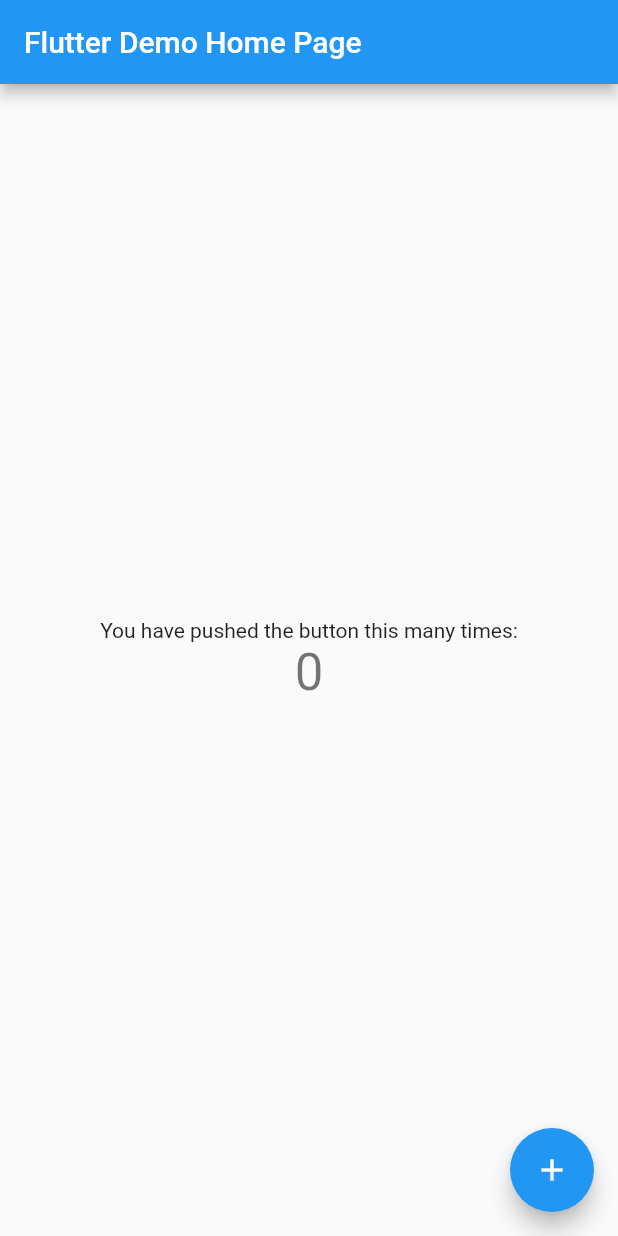
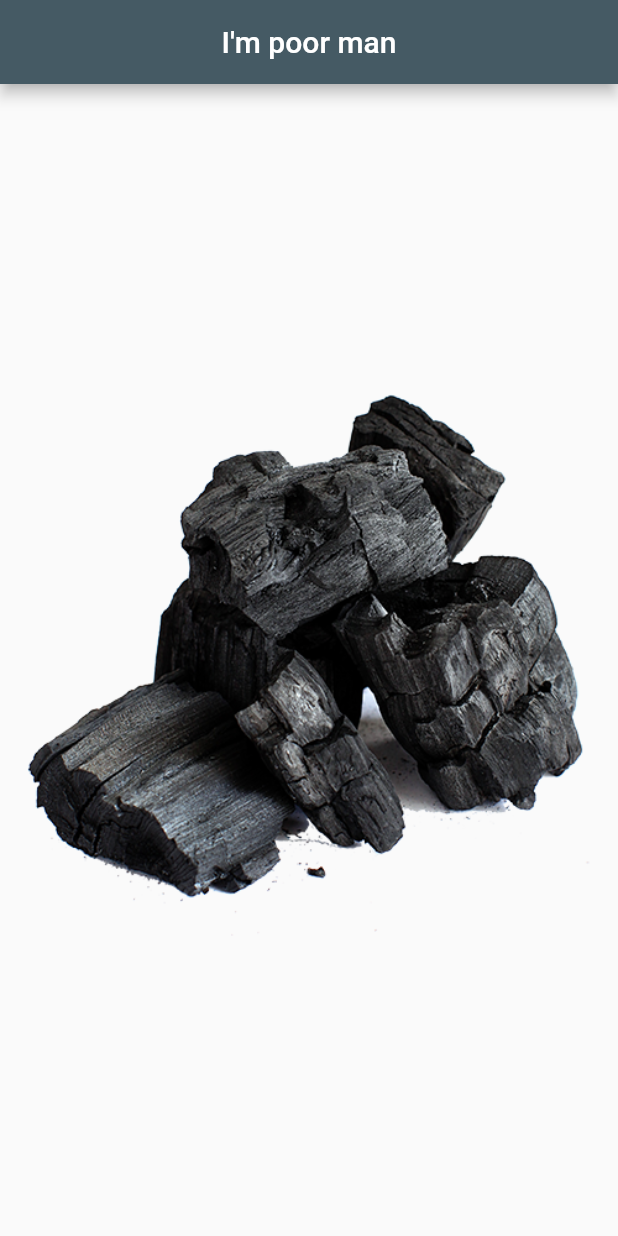
Before and after one commit to Tane10/Flutter-course-challenges, a Flutter app: the screen it shows after launch, on a phone screen of 412 x 824 dp. Run offline on Flutter 3.47's test engine with Material 2 defaults, Android fonts, the phone set to English and light mode, and no system bars.

Commit message:
simple im poor single screen

```diff
--- a/lib/main.dart
+++ b/lib/main.dart
@@ -1,117 +1,19 @@
 import 'package:flutter/material.dart';
 
 void main() {
-  runApp(MyApp());
-}
-
-class MyApp extends StatelessWidget {
-  // This widget is the root of your application.
-  @override
-  Widget build(BuildContext context) {
-    return MaterialApp(
-      title: 'Flutter Demo',
-      theme: ThemeData(
-        // This is the theme of your application.
-        //
-        // Try running your application with "flutter run". You'll see the
-        // application has a blue toolbar. Then, without quitting the app, try
-        // changing the primarySwatch below to Colors.green and then invoke
-        // "hot reload" (press "r" in the console where you ran "flutter run",
-        // or simply save your changes to "hot reload" in a Flutter IDE).
-        // Notice that the counter didn't reset back to zero; the application
-        // is not restarted.
-        primarySwatch: Colors.blue,
-        // This makes the visual density adapt to the platform that you run
-        // the app on. For desktop platforms, the controls will be smaller and
-        // closer together (more dense) than on mobile platforms.
-        visualDensity: VisualDensity.adaptivePlatformDensity,
-      ),
-      home: MyHomePage(title: 'Flutter Demo Home Page'),
-    );
-  }
-}
-
-class MyHomePage extends StatefulWidget {
-  MyHomePage({Key key, this.title}) : super(key: key);
-
-  // This widget is the home page of your application. It is stateful, meaning
-  // that it has a State object (defined below) that contains fields that affect
-  // how it looks.
-
-  // This class is the configuration for the state. It holds the values (in this
-  // case the title) provided by the parent (in this case the App widget) and
-  // used by the build method of the State. Fields in a Widget subclass are
-  // always marked "final".
-
-  final String title;
-
-  @override
-  _MyHomePageState createState() => _MyHomePageState();
-}
-
-class _MyHomePageState extends State<MyHomePage> {
-  int _counter = 0;
-
-  void _incrementCounter() {
-    setState(() {
-      // This call to setState tells the Flutter framework that something has
-      // changed in this State, which causes it to rerun the build method below
-      // so that the display can reflect the updated values. If we changed
-      // _counter without calling setState(), then the build method would not be
-      // called again, and so nothing would appear to happen.
-      _counter++;
-    });
-  }
-
-  @override
-  Widget build(BuildContext context) {
-    // This method is rerun every time setState is called, for instance as done
-    // by the _incrementCounter method above.
-    //
-    // The Flutter framework has been optimized to make rerunning build methods
-    // fast, so that you can just rebuild anything that needs updating rather
-    // than having to individually change instances of widgets.
-    return Scaffold(
-      appBar: AppBar(
-        // Here we take the value from the MyHomePage object that was created by
-        // the App.build method, and use it to set our appbar title.
-        title: Text(widget.title),
-      ),
-      body: Center(
-        // Center is a layout widget. It takes a single child and positions it
-        // in the middle of the parent.
-        child: Column(
-          // Column is also a layout widget. It takes a list of children and
-          // arranges them vertically. By default, it sizes itself to fit its
-          // children horizontally, and tries to be as tall as its parent.
-          //
-          // Invoke "debug painting" (press "p" in the console, choose the
-          // "Toggle Debug Paint" action from the Flutter Inspector in Android
-          // Studio, or the "Toggle Debug Paint" command in Visual Studio Code)
-          // to see the wireframe for each widget.
-          //
-          // Column has various properties to control how it sizes itself and
-          // how it positions its children. Here we use mainAxisAlignment to
-          // center the children vertically; the main axis here is the vertical
-          // axis because Columns are vertical (the cross axis would be
-          // horizontal).
-          mainAxisAlignment: MainAxisAlignment.center,
-          children: <Widget>[
-            Text(
-              'You have pushed the button this many times:',
-            ),
-            Text(
-              '$_counter',
-              style: Theme.of(context).textTheme.headline4,
-            ),
-          ],
+  runApp(
+    MaterialApp(
+      home: Scaffold(
+        appBar: AppBar(
+          title: Center(
+            child: Text("I\'m poor man"),
+          ),
+          backgroundColor: Colors.blueGrey[700],
+        ),
+        body: Center(
+          child: Image(image: AssetImage('images/coal.png')),
         ),
       ),
-      floatingActionButton: FloatingActionButton(
-        onPressed: _incrementCounter,
-        tooltip: 'Increment',
-        child: Icon(Icons.add),
-      ), // This trailing comma makes auto-formatting nicer for build methods.
-    );
-  }
+    ),
+  );
 }
```
Also changed, not shown: pubspec.yaml (+3 -52 lines), images/coal.png (added), images/icons8-rock-40.png (added).
